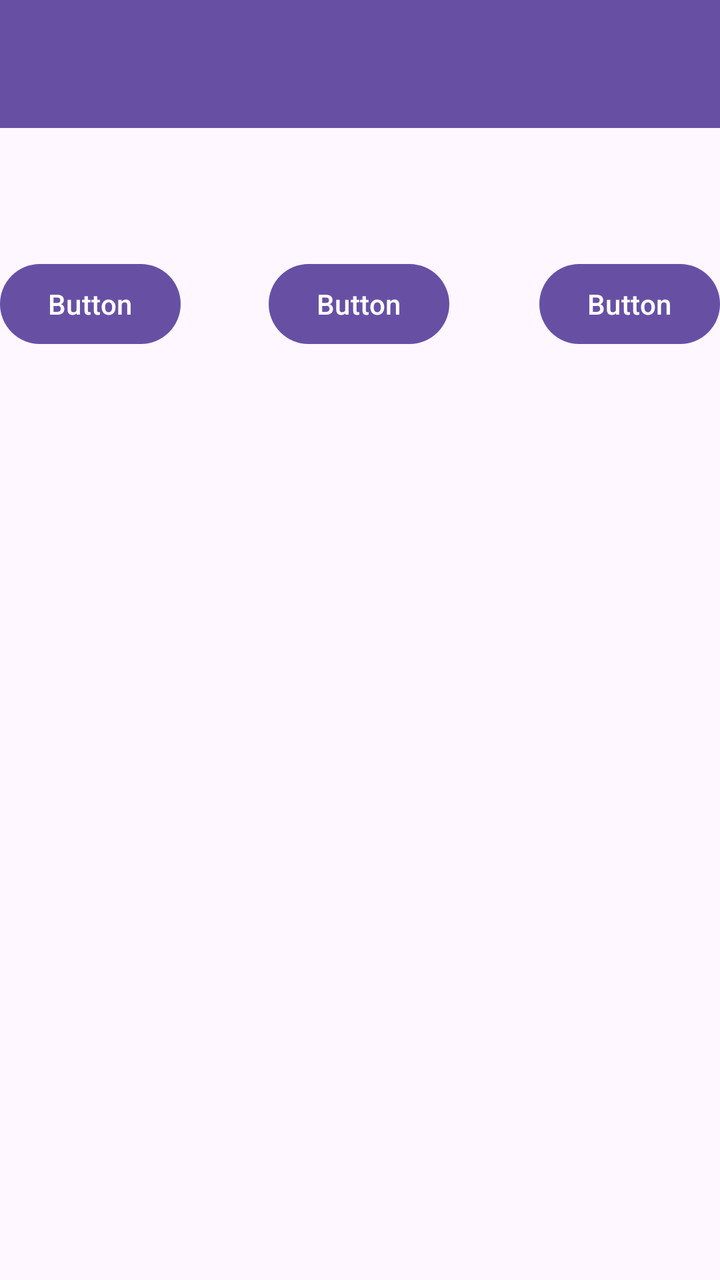
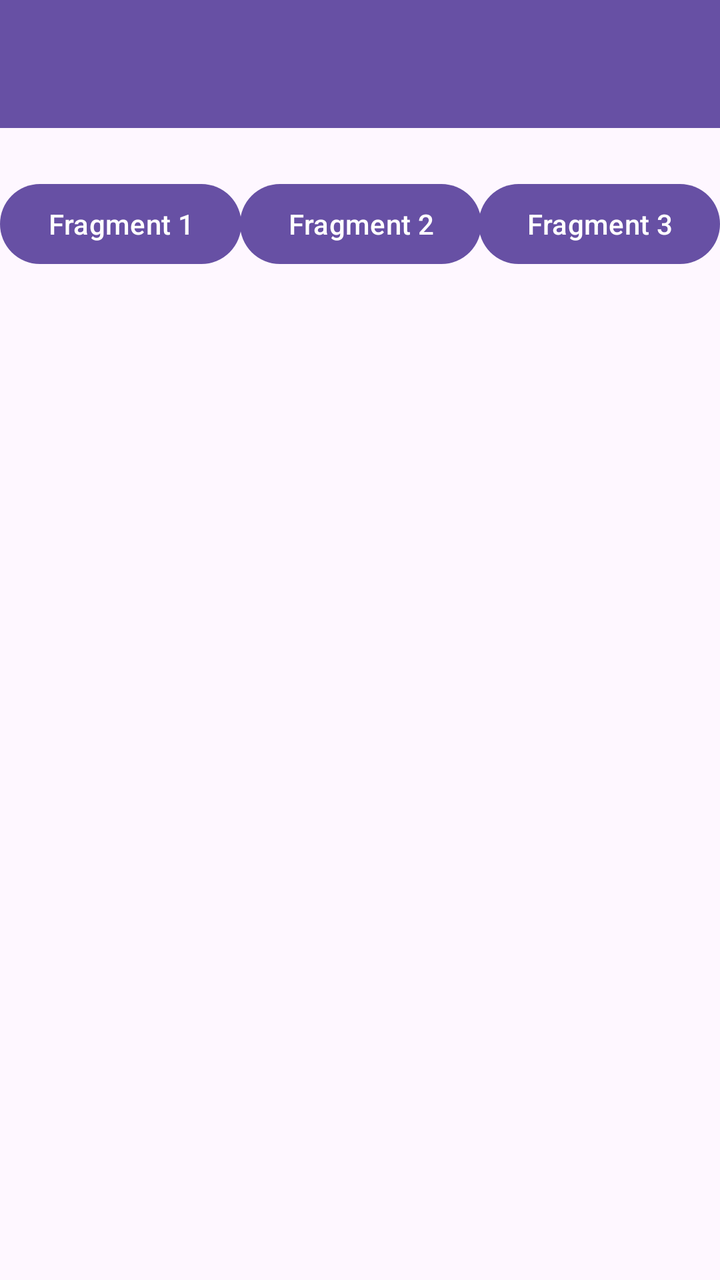

Two renders of the same Android screen: before a commit and after it. Below are the layout's source before the change and the commit's diff.
<!-- AndroidManifest.xml: application theme Theme.Vania3tie -->
<!-- res/layout/activity_seven.xml -->
<?xml version="1.0" encoding="utf-8"?>
<androidx.constraintlayout.widget.ConstraintLayout xmlns:android="http://schemas.android.com/apk/res/android"
    xmlns:app="http://schemas.android.com/apk/res-auto"
    xmlns:tools="http://schemas.android.com/tools"
    android:id="@+id/main"
    android:layout_width="match_parent"
    android:layout_height="match_parent"
    tools:context=".pertemuan7.SevenActivity">

    <androidx.appcompat.widget.Toolbar
        android:id="@+id/toolbar"
        android:layout_width="match_parent"
        android:layout_height="?attr/actionBarSize"
        android:background="?attr/colorPrimary"
        app:layout_constraintEnd_toEndOf="parent"
        app:layout_constraintStart_toStartOf="parent"
        app:layout_constraintTop_toTopOf="parent"
        app:subtitleTextColor="@android:color/white"
        app:titleTextColor="@android:color/white" />

    <Button
        android:id="@+id/btnFragment1"
        android:layout_width="wrap_content"
        android:layout_height="wrap_content"
        android:text="Button"
        app:layout_constraintStart_toStartOf="parent"
        app:layout_constraintTop_toTopOf="@+id/btnFragment2" />

    <Button
        android:id="@+id/btnFragment2"
        android:layout_width="wrap_content"
        android:layout_height="wrap_content"
        android:layout_marginTop="64dp"
        android:text="Button"
        app:layout_constraintEnd_toStartOf="@+id/btnFragment3"
        app:layout_constraintHorizontal_bias="0.496"
        app:layout_constraintStart_toEndOf="@+id/btnFragment1"
        app:layout_constraintTop_toBottomOf="@+id/toolbar" />

    <Button
        android:id="@+id/btnFragment3"
        android:layout_width="wrap_content"
        android:layout_height="wrap_content"
        android:text="Button"
        app:layout_constraintEnd_toEndOf="parent"
        app:layout_constraintTop_toTopOf="@+id/btnFragment2" />

    <FrameLayout
        android:id="@+id/fragment_container"
        android:layout_width="match_parent"
        android:layout_height="0dp"
        android:layout_marginTop="20dp"
        app:layout_constraintBottom_toBottomOf="parent"
        app:layout_constraintTop_toBottomOf="@+id/btnFragment2" />

</androidx.constraintlayout.widget.ConstraintLayout>
<!-- resources referenced by this layout -->
<resources>
  <style name="Theme.Vania3tie" parent="Base.Theme.Vania3tie" />
  <style name="Base.Theme.Vania3tie" parent="Theme.Material3.DayNight.NoActionBar">
          
          
      </style>
</resources>

<!-- the commit's change to res/layout/activity_seven.xml (unified diff, before → after) -->
@@ -19,29 +19,29 @@
         app:titleTextColor="@android:color/white" />
 
     <Button
+        android:id="@+id/btnFragment2"
+        android:layout_width="wrap_content"
+        android:layout_height="wrap_content"
+        android:layout_marginTop="24dp"
+        android:text="Fragment 2"
+        app:layout_constraintEnd_toStartOf="@+id/btnFragment3"
+        app:layout_constraintHorizontal_bias="0.489"
+        app:layout_constraintStart_toEndOf="@+id/btnFragment1"
+        app:layout_constraintTop_toBottomOf="@+id/toolbar" />
+
+    <Button
         android:id="@+id/btnFragment1"
         android:layout_width="wrap_content"
         android:layout_height="wrap_content"
-        android:text="Button"
+        android:text="Fragment 1"
         app:layout_constraintStart_toStartOf="parent"
         app:layout_constraintTop_toTopOf="@+id/btnFragment2" />
-
-    <Button
-        android:id="@+id/btnFragment2"
-        android:layout_width="wrap_content"
-        android:layout_height="wrap_content"
-        android:layout_marginTop="64dp"
-        android:text="Button"
-        app:layout_constraintEnd_toStartOf="@+id/btnFragment3"
-        app:layout_constraintHorizontal_bias="0.496"
-        app:layout_constraintStart_toEndOf="@+id/btnFragment1"
-        app:layout_constraintTop_toBottomOf="@+id/toolbar" />
 
     <Button
         android:id="@+id/btnFragment3"
         android:layout_width="wrap_content"
         android:layout_height="wrap_content"
-        android:text="Button"
+        android:text="Fragment 3"
         app:layout_constraintEnd_toEndOf="parent"
         app:layout_constraintTop_toTopOf="@+id/btnFragment2" />
 
